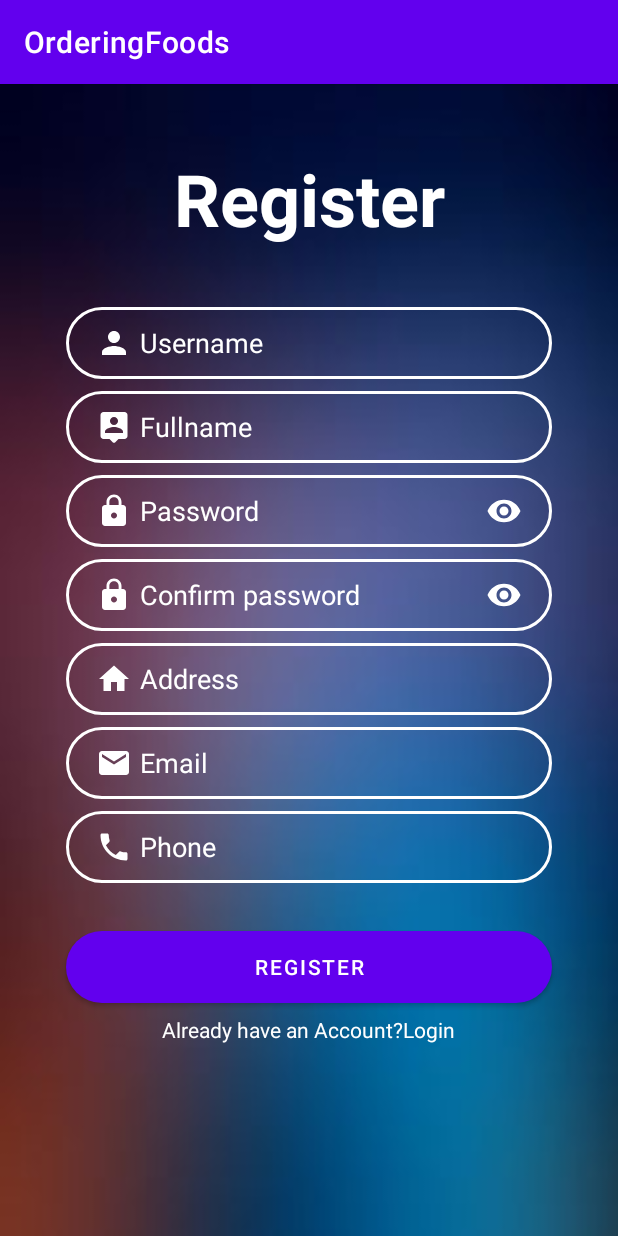
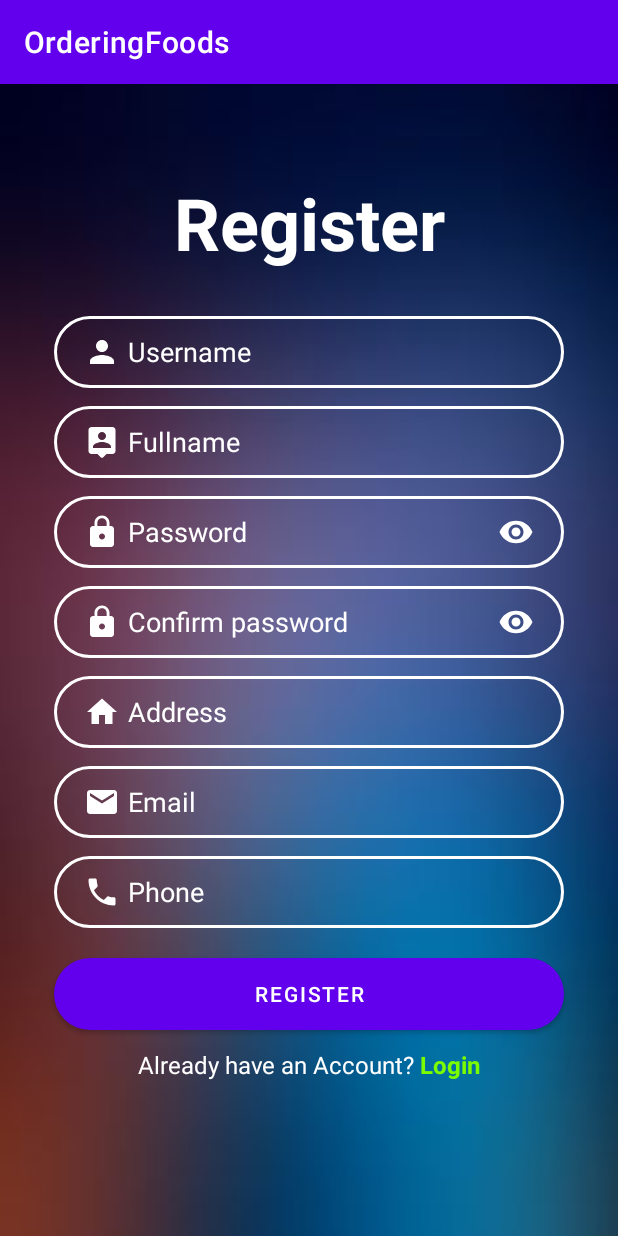
Before and after one commit to nguyentoannn/OrderingFoods, an Android app: the screen it shows after launch (RegisterActivity), after a tap on "Register", on a phone screen of 412 x 824 dp. Run offline under Robolectric (Android 15) with nearby library versions, the phone set to English and light mode, and no system bars.

Commit message:
login and register done

```diff
--- a/app/src/main/java/com/example/orderingfoods/LoginActivity.java
+++ b/app/src/main/java/com/example/orderingfoods/LoginActivity.java
@@ -4,81 +4,78 @@ import androidx.appcompat.app.AppCompatActivity;
 
 import android.content.Intent;
 import android.os.Bundle;
+import android.text.TextUtils;
 import android.view.View;
 //import android.widget.Button;
 //import android.widget.EditText;
 import android.widget.Button;
+import android.widget.EditText;
 import android.widget.ImageView;
 import android.widget.TextView;
+import android.widget.Toast;
 
 public class LoginActivity extends AppCompatActivity {
+
+    EditText username, password;
+    Button login;
+    ImageView btn_toHome;
+    TextView btn_toRegister, forgotPassword;
+    DatabaseManagement dataBase;
 
     @Override
     protected void onCreate(Bundle savedInstanceState) {
         super.onCreate(savedInstanceState);
         setContentView(R.layout.activity_login);
-        TextView btn_ToRegister = findViewById(R.id.ToRegister);
-        btn_ToRegister.setOnClickListener(new View.OnClickListener() {
+
+        username = findViewById(R.id.login_Username);
+        password = findViewById(R.id.login_password);
+        login = findViewById(R.id.button_login);
+        btn_toRegister = findViewById(R.id.ToRegister);
+        forgotPassword = findViewById(R.id.forgot_password);
+        btn_toHome = findViewById(R.id.btn_backHome);
+        dataBase = new DatabaseManagement(this);
+
+        login.setOnClickListener(new View.OnClickListener() {
             @Override
             public void onClick(View v) {
-                startActivity(new Intent(LoginActivity.this, RegisterActivity.class));
+                String user, pwd;
+                user = username.getText().toString();
+                pwd = password.getText().toString();
+
+                if(TextUtils.isEmpty(user) || TextUtils.isEmpty(pwd)){
+                    Toast.makeText(LoginActivity.this, "All fields must be required", Toast.LENGTH_SHORT).show();
+                }else{
+                    Boolean checkLogin = dataBase.checkDataLogin(user, pwd);
+                    if(checkLogin){
+                        Toast.makeText(LoginActivity.this, "Login Successful", Toast.LENGTH_SHORT).show();
+                        Intent intent = new Intent(getApplicationContext(), MainActivity.class);
+                        startActivity(intent);
+                    }else{
+                        Toast.makeText(LoginActivity.this, "Login Failed", Toast.LENGTH_SHORT).show();
+                    }
+                }
             }
         });
 
-        Button btn_Login = findViewById(R.id.button_login);
-        btn_Login.setOnClickListener(new View.OnClickListener() {
+        btn_toRegister.setOnClickListener(new View.OnClickListener() {
             @Override
             public void onClick(View v) {
-                startActivity(new Intent(LoginActivity.this, UserInformationActivity.class));
+                startActivity(new Intent(LoginActivity.this , RegisterActivity.class));
             }
         });
 
-        ImageView backToHome = findViewById(R.id.btn_backHome);
-        backToHome.setOnClickListener(new View.OnClickListener() {
+        btn_toHome.setOnClickListener(new View.OnClickListener() {
             @Override
             public void onClick(View v) {
                 startActivity(new Intent(LoginActivity.this, MainActivity.class));
             }
         });
+
+        forgotPassword.setOnClickListener(new View.OnClickListener() {
+            @Override
+            public void onClick(View v) {
+
+            }
+        });
     }
 }
-//
-//
-//    EditText username;
-//    EditText password;
-//    Button button;
-//
-//    @Override
-//    protected void onCreate(Bundle savedInstanceState) {
-//        super.onCreate(savedInstanceState);
-//        setContentView(R.layout.activity_login);
-//        username = findViewById(R.id.register_Username);
-//        password = findViewById(R.id.password);
-//        button = findViewById(R.id.button_login);
-//        button.setOnClickListener(new View.OnClickListener() {
-//            @Override
-//            public void onClick(View v) {
-//                startActivity(new Intent(LoginActivity.this, MainActivity.class));
-//            }
-//        });
-//
-//        TextView btn_ToRegister = findViewById(R.id.register);
-//        btn_ToRegister.setOnClickListener(new View.OnClickListener() {
-//            @Override
-//            public void onClick(View v) {
-////                startActivity(new Intent(LoginActivity.this, RegisterActivity.class));
-//                clickLogin();
-//            }
-//        });
-//    }
-//
-//    private void clickLogin() {
-//        String email = username.getText().toString().trim();
-//        String pwd = password.getText().toString().trim();
-//        User user = new User(email, pwd);
-//        if (user.isEmail() && user.isPassword()) {
-//            startActivity(new Intent(LoginActivity.this, MainActivity.class));
-//        } else {
-//            startActivity(new Intent(LoginActivity.this, RegisterActivity.class));
-//        }
-//    }
--- a/app/src/main/java/com/example/orderingfoods/RegisterActivity.java
+++ b/app/src/main/java/com/example/orderingfoods/RegisterActivity.java
@@ -4,17 +4,79 @@ import androidx.appcompat.app.AppCompatActivity;
 
 import android.content.Intent;
 import android.os.Bundle;
+import android.text.TextUtils;
 import android.view.View;
+import android.widget.Button;
+import android.widget.EditText;
 import android.widget.TextView;
+import android.widget.Toast;
 
 public class RegisterActivity extends AppCompatActivity {
+
+    EditText username, fullName, password, confirmPassword, address, email, phone;
+    Button register;
+    TextView btn_toLogin;
+    DatabaseManagement dataBase;
 
     @Override
     protected void onCreate(Bundle savedInstanceState) {
         super.onCreate(savedInstanceState);
         setContentView(R.layout.activity_register);
-        TextView btn_ToLogin = findViewById(R.id.ToLogin);
-        btn_ToLogin.setOnClickListener(new View.OnClickListener() {
+
+        username = findViewById(R.id.login_Username);
+        fullName = findViewById(R.id.register_fullName);
+        password = findViewById(R.id.register_password);
+        confirmPassword = findViewById(R.id.register_confirm);
+        address = findViewById(R.id.register_Address);
+        email = findViewById(R.id.register_Email);
+        phone = findViewById(R.id.register_phone);
+        register = findViewById(R.id.button_register);
+        btn_toLogin = findViewById(R.id.ToLogin);
+        dataBase = new DatabaseManagement(this);
+
+        register.setOnClickListener(new View.OnClickListener() {
+            @Override
+            public void onClick(View v) {
+                String user, name, pwd, confirm, add, mail, numberPhone;
+                user = username.getText().toString();
+                name = fullName.getText().toString();
+                pwd = password.getText().toString();
+                confirm = confirmPassword.getText().toString();
+                add = address.getText().toString();
+                mail = email.getText().toString();
+                numberPhone = phone.getText().toString();
+
+                if(TextUtils.isEmpty(user) || TextUtils.isEmpty(name) ||
+                   TextUtils.isEmpty(pwd) || TextUtils.isEmpty(confirm) ||
+                   TextUtils.isEmpty(add) || TextUtils.isEmpty(mail) ||
+                   TextUtils.isEmpty(numberPhone)){
+
+                    Toast.makeText(RegisterActivity.this, "All fields must be required", Toast.LENGTH_SHORT).show();
+
+                }else{
+                    if(pwd.equals(confirm)){
+                        Boolean checkUser = dataBase.checkDataUser(user);
+                        if(checkUser){
+                            Toast.makeText(RegisterActivity.this, "User already existed", Toast.LENGTH_SHORT).show();
+                        }else{
+                            Boolean addUser = dataBase.insertUser(user, name, pwd, confirm, add, mail, numberPhone);
+                            if(addUser){
+                                Toast.makeText(RegisterActivity.this, "Registered Successfully", Toast.LENGTH_SHORT).show();
+                                Intent intent = new Intent(getApplicationContext(), MainActivity.class);
+                                startActivity(intent);
+                            }else{
+                                Toast.makeText(RegisterActivity.this, "Registration Failed", Toast.LENGTH_SHORT).show();
+                            }
+                        }
+                    }else{
+                        Toast.makeText(RegisterActivity.this, "Password are not match", Toast.LENGTH_SHORT).show();
+                    }
+                }
+
+            }
+        });
+
+        btn_toLogin.setOnClickListener(new View.OnClickListener() {
             @Override
             public void onClick(View v) {
                 startActivity(new Intent(RegisterActivity.this, LoginActivity.class));
--- a/app/src/main/res/layout/activity_register.xml
+++ b/app/src/main/res/layout/activity_register.xml
@@ -1,39 +1,35 @@
 <?xml version="1.0" encoding="utf-8"?>
-<androidx.constraintlayout.widget.ConstraintLayout xmlns:android="http://schemas.android.com/apk/res/android"
-    xmlns:app="http://schemas.android.com/apk/res-auto"
+<LinearLayout xmlns:android="http://schemas.android.com/apk/res/android"
     xmlns:tools="http://schemas.android.com/tools"
     android:id="@+id/register_activity"
     android:layout_width="match_parent"
     android:layout_height="match_parent"
     android:background="@drawable/bg_login"
     android:paddingLeft="20dp"
-    android:paddingTop="10dp"
+    android:paddingTop="60dp"
     android:paddingRight="20dp"
-    android:paddingBottom="10dp"
-    tools:context=".RegisterActivity">
+    tools:context=".RegisterActivity"
+    android:orientation="vertical"
+    >
 
     <TextView
         android:id="@+id/login_Title"
-        android:layout_width="wrap_content"
+        android:layout_width="match_parent"
         android:layout_height="wrap_content"
+        android:gravity="center"
         android:text="@string/register"
         android:textColor="@color/white"
         android:textSize="48sp"
-        android:textStyle="bold"
-        app:layout_constraintBottom_toBottomOf="parent"
-        app:layout_constraintEnd_toEndOf="parent"
-        app:layout_constraintStart_toStartOf="parent"
-        app:layout_constraintTop_toTopOf="parent"
-        app:layout_constraintVertical_bias="0.050000012" />
+        android:textStyle="bold" />
 
     <EditText
-        android:id="@+id/register_Username"
-        android:layout_width="0dp"
+    android:id="@+id/login_Username"
+    android:layout_width="match_parent"
     android:layout_height="wrap_content"
-        android:layout_marginStart="24dp"
-        android:layout_marginTop="40dp"
-        android:layout_marginEnd="24dp"
-        android:layout_marginBottom="16dp"
+    android:layout_marginStart="16dp"
+    android:layout_marginTop="30dp"
+    android:layout_marginEnd="16dp"
+    android:layout_marginBottom="12dp"
     android:autofillHints=""
     android:background="@drawable/input_bg"
     android:drawableStart="@drawable/user"
@@ -48,20 +44,17 @@
     android:paddingBottom="10dp"
     android:textColor="@color/white"
     android:textColorHint="@color/white"
-        app:layout_constraintBottom_toTopOf="@+id/register_Fullname"
-        app:layout_constraintEnd_toEndOf="parent"
-        app:layout_constraintHorizontal_bias="0.0"
-        app:layout_constraintStart_toStartOf="parent"
-        app:layout_constraintTop_toBottomOf="@+id/login_Title" />
-
+    />
     <EditText
-        android:id="@+id/register_Fullname"
-        android:layout_width="0dp"
+        android:id="@+id/register_fullName"
+        android:layout_width="match_parent"
         android:layout_height="wrap_content"
-        android:layout_marginTop="8dp"
         android:background="@drawable/input_bg"
         android:drawableStart="@drawable/name"
         android:drawablePadding="5dp"
+        android:layout_marginStart="16dp"
+        android:layout_marginEnd="16dp"
+        android:layout_marginBottom="12dp"
         android:ems="10"
         android:hint="@string/name"
         android:inputType="textPersonName"
@@ -70,22 +63,21 @@
         android:paddingTop="10dp"
         android:paddingRight="20dp"
         android:paddingBottom="10dp"
-        android:text="@string/fullName"
         android:textColor="@color/white"
-        app:layout_constraintEnd_toEndOf="@+id/register_Username"
-        app:layout_constraintStart_toStartOf="@+id/register_Username"
-        app:layout_constraintTop_toBottomOf="@+id/register_Username"
+        android:textColorHint="@color/white"
         android:autofillHints="" />
 
     <EditText
-        android:id="@+id/register_Password"
-        android:layout_width="0dp"
+        android:id="@+id/register_password"
+        android:layout_width="match_parent"
         android:layout_height="wrap_content"
-        android:layout_marginTop="8dp"
         android:background="@drawable/input_bg"
         android:drawableStart="@drawable/password"
         android:drawableEnd="@drawable/eye"
         android:drawablePadding="5dp"
+        android:layout_marginStart="16dp"
+        android:layout_marginEnd="16dp"
+        android:layout_marginBottom="12dp"
         android:ems="10"
         android:hint="@string/pwd"
         android:inputType="textPassword"
@@ -96,20 +88,19 @@
         android:paddingBottom="10dp"
         android:textColor="@color/white"
         android:textColorHint="@color/white"
-        app:layout_constraintEnd_toEndOf="@+id/register_Fullname"
-        app:layout_constraintStart_toStartOf="@+id/register_Fullname"
-        app:layout_constraintTop_toBottomOf="@+id/register_Fullname"
         android:autofillHints="" />
 
     <EditText
-        android:id="@+id/register_Confirm"
-        android:layout_width="0dp"
+        android:id="@+id/register_confirm"
+        android:layout_width="match_parent"
         android:layout_height="wrap_content"
-        android:layout_marginTop="8dp"
         android:background="@drawable/input_bg"
         android:drawableStart="@drawable/password"
         android:drawableEnd="@drawable/eye"
         android:drawablePadding="5dp"
+        android:layout_marginStart="16dp"
+        android:layout_marginEnd="16dp"
+        android:layout_marginBottom="12dp"
         android:ems="10"
         android:hint="@string/confirm"
         android:inputType="textPassword"
@@ -120,19 +111,18 @@
         android:paddingBottom="10dp"
         android:textColor="@color/white"
         android:textColorHint="@color/white"
-        app:layout_constraintEnd_toEndOf="@+id/register_Password"
-        app:layout_constraintStart_toStartOf="@+id/register_Password"
-        app:layout_constraintTop_toBottomOf="@+id/register_Password"
         android:autofillHints="" />
 
     <EditText
         android:id="@+id/register_Address"
-        android:layout_width="0dp"
+        android:layout_width="match_parent"
         android:layout_height="wrap_content"
-        android:layout_marginTop="8dp"
         android:background="@drawable/input_bg"
         android:drawableStart="@drawable/address"
         android:drawablePadding="5dp"
+        android:layout_marginStart="16dp"
+        android:layout_marginEnd="16dp"
+        android:layout_marginBottom="12dp"
         android:ems="10"
         android:hint="@string/addr"
         android:inputType="textPostalAddress"
@@ -143,19 +133,18 @@
         android:paddingBottom="10dp"
         android:textColor="@color/white"
         android:textColorHint="@color/white"
-        app:layout_constraintEnd_toEndOf="@+id/register_Confirm"
-        app:layout_constraintStart_toStartOf="@+id/register_Confirm"
-        app:layout_constraintTop_toBottomOf="@+id/register_Confirm"
         android:autofillHints="" />
 
     <EditText
         android:id="@+id/register_Email"
-        android:layout_width="0dp"
+        android:layout_width="match_parent"
         android:layout_height="wrap_content"
-        android:layout_marginTop="8dp"
         android:background="@drawable/input_bg"
         android:drawableStart="@drawable/email"
         android:drawablePadding="5dp"
+        android:layout_marginStart="16dp"
+        android:layout_marginEnd="16dp"
+        android:layout_marginBottom="12dp"
         android:ems="10"
         android:hint="@string/mail"
         android:inputType="textEmailAddress"
@@ -166,20 +155,18 @@
         android:paddingBottom="10dp"
         android:textColor="@color/white"
         android:textColorHint="@color/white"
-        app:layout_constraintEnd_toEndOf="@+id/register_Address"
-        app:layout_constraintHorizontal_bias="0.496"
-        app:layout_constraintStart_toStartOf="@+id/register_Address"
-        app:layout_constraintTop_toBottomOf="@+id/register_Address"
         android:autofillHints="" />
 
     <EditText
-        android:id="@+id/editTextPhone"
-        android:layout_width="0dp"
+        android:id="@+id/register_phone"
+        android:layout_width="match_parent"
         android:layout_height="wrap_content"
-        android:layout_marginTop="8dp"
         android:background="@drawable/input_bg"
         android:drawableStart="@drawable/phone"
         android:drawablePadding="5dp"
+        android:layout_marginStart="16dp"
+        android:layout_marginEnd="16dp"
+        android:layout_marginBottom="12dp"
         android:ems="10"
         android:hint="@string/numberphone"
         android:inputType="phone"
@@ -190,48 +177,46 @@
         android:paddingBottom="10dp"
         android:textColor="@color/white"
         android:textColorHint="@color/white"
-        app:layout_constraintEnd_toEndOf="@+id/register_Email"
-        app:layout_constraintStart_toStartOf="@+id/register_Email"
-        app:layout_constraintTop_toBottomOf="@+id/register_Email"
         android:autofillHints="" />
 
     <Button
-        android:id="@+id/button_Register"
-        android:layout_width="0dp"
+        android:id="@+id/button_register"
+        android:layout_width="match_parent"
         android:layout_height="wrap_content"
-        android:layout_marginTop="32dp"
+        android:layout_marginTop="8dp"
+        android:layout_marginStart="16dp"
+        android:layout_marginEnd="16dp"
+        android:layout_marginBottom="12dp"
         android:background="@drawable/button_bg"
         android:text="@string/signUp"
         android:textColor="@color/white"
-        app:layout_constraintEnd_toEndOf="@+id/editTextPhone"
-        app:layout_constraintStart_toStartOf="@+id/editTextPhone"
-        app:layout_constraintTop_toBottomOf="@+id/editTextPhone"
         tools:ignore="DuplicateSpeakableTextCheck" />
 
     <LinearLayout
-        android:id="@+id/layout_LinkToLogin"
-        android:layout_width="0dp"
+        android:id="@+id/layout_linkToLogin"
+        android:layout_width="match_parent"
         android:layout_height="wrap_content"
-        android:layout_marginTop="8dp"
         android:gravity="center"
         android:orientation="horizontal"
-        app:layout_constraintEnd_toEndOf="@+id/button_Register"
-        app:layout_constraintStart_toStartOf="@+id/button_Register"
-        app:layout_constraintTop_toBottomOf="@+id/button_Register">
+        >
 
         <TextView
             android:id="@+id/tv_alreadyHaveAccount"
             android:layout_width="wrap_content"
             android:layout_height="wrap_content"
             android:text="@string/haveAccount"
+            android:textSize="16sp"
             android:textColor="@color/white" />
 
         <TextView
             android:id="@+id/ToLogin"
             android:layout_width="wrap_content"
             android:layout_height="wrap_content"
+            android:layout_marginStart="3dp"
             android:text="@string/SignIn"
-            android:textColor="@color/white" />
+            android:textSize="16sp"
+            android:textStyle="bold"
+            android:textColor="@color/lawn_green" />
     </LinearLayout>
 
-</androidx.constraintlayout.widget.ConstraintLayout>
+</LinearLayout>
--- a/app/src/main/res/values/colors.xml
+++ b/app/src/main/res/values/colors.xml
@@ -11,4 +11,5 @@
     <color name="colorAccent">#8C7474</color>
     <color name="line">#AA9F9F</color>
     <color name="frame">#50B2B2</color>
+    <color name="lawn_green">#7CFC00</color>
 </resources>
```
Also changed, not shown: app/src/main/java/com/example/orderingfoods/DatabaseManagement.java (added, +78 -0 lines), app/src/main/res/layout/activity_login.xml (+16 -12 lines). Lines whose indentation alone changed are shown as unchanged.
